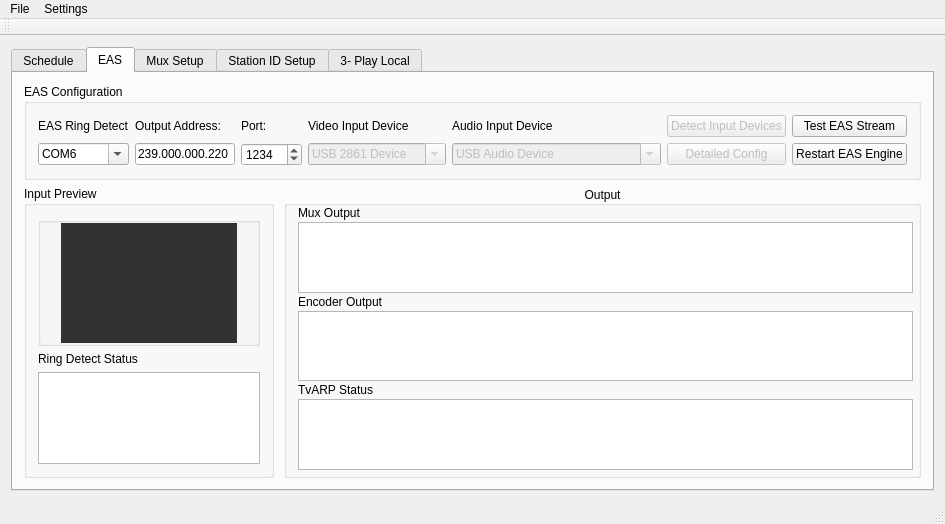
Old version of the form Source/mainwindow.ui in the repository dedicatedbroadcastsolutions/TvARP.
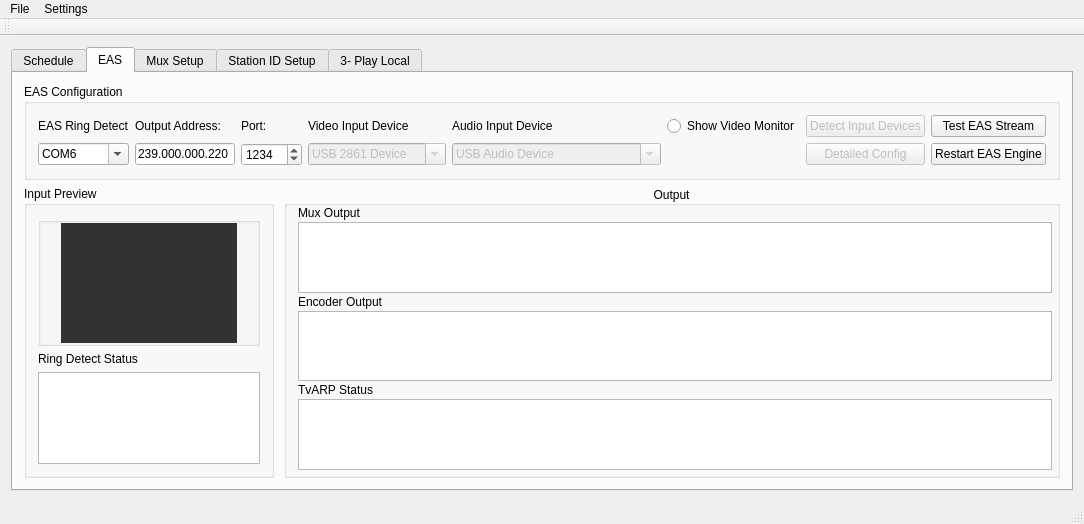
New version of the form. Icons and pictures are not drawn.

What changed in the file:
```diff
--- a/Source/mainwindow.ui
+++ b/Source/mainwindow.ui
@@ -6,7 +6,7 @@
    <rect>
     <x>0</x>
     <y>0</y>
-    <width>838</width>
+    <width>857</width>
     <height>494</height>
    </rect>
   </property>
@@ -57,16 +57,6 @@
              <string>EAS Configuration</string>
             </property>
             <layout class="QGridLayout" name="gridLayout_3">
-             <item row="0" column="5">
-              <widget class="QPushButton" name="get_input_devices">
-               <property name="enabled">
-                <bool>false</bool>
-               </property>
-               <property name="text">
-                <string>Detect Input Devices</string>
-               </property>
-              </widget>
-             </item>
              <item row="0" column="4">
               <widget class="QLabel" name="label_5">
                <property name="text">
@@ -111,7 +101,7 @@
                </item>
               </widget>
              </item>
-             <item row="0" column="6">
+             <item row="0" column="7">
               <widget class="QPushButton" name="test_eas">
                <property name="enabled">
                 <bool>true</bool>
@@ -124,7 +114,7 @@
                </property>
               </widget>
              </item>
-             <item row="1" column="5">
+             <item row="1" column="6">
               <widget class="QPushButton" name="config_eas">
                <property name="enabled">
                 <bool>false</bool>
@@ -134,16 +124,6 @@
                </property>
               </widget>
              </item>
-             <item row="1" column="6">
-              <widget class="QPushButton" name="restart_eas">
-               <property name="enabled">
-                <bool>true</bool>
-               </property>
-               <property name="text">
-                <string>Restart EAS Engine</string>
-               </property>
-              </widget>
-             </item>
              <item row="1" column="3">
               <widget class="QComboBox" name="eas_video_device">
                <property name="enabled">
@@ -176,6 +156,26 @@
                </item>
               </widget>
              </item>
+             <item row="1" column="7">
+              <widget class="QPushButton" name="restart_eas">
+               <property name="enabled">
+                <bool>true</bool>
+               </property>
+               <property name="text">
+                <string>Restart EAS Engine</string>
+               </property>
+              </widget>
+             </item>
+             <item row="0" column="6">
+              <widget class="QPushButton" name="get_input_devices">
+               <property name="enabled">
+                <bool>false</bool>
+               </property>
+               <property name="text">
+                <string>Detect Input Devices</string>
+               </property>
+              </widget>
+             </item>
              <item row="0" column="2">
               <widget class="QLabel" name="label_3">
                <property name="text">
@@ -263,6 +263,13 @@
                </property>
               </widget>
              </item>
+             <item row="0" column="5">
+              <widget class="QRadioButton" name="show_vmon">
+               <property name="text">
+                <string>Show Video Monitor</string>
+               </property>
+              </widget>
+             </item>
             </layout>
            </widget>
           </item>
@@ -1022,7 +1029,7 @@
     <rect>
      <x>0</x>
      <y>0</y>
-     <width>838</width>
+     <width>857</width>
      <height>18</height>
     </rect>
    </property>
```
